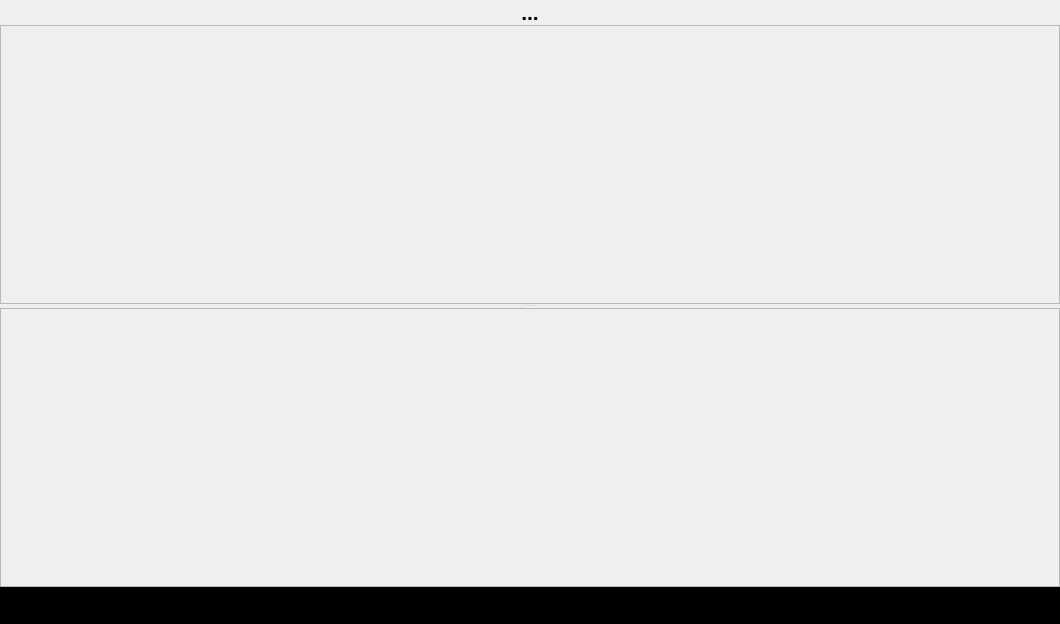
Before: the Qt Designer form hbqtwidgets/loggraphics.ui in FiveTechSoft/qtcontribs, drawn with Qt 5.
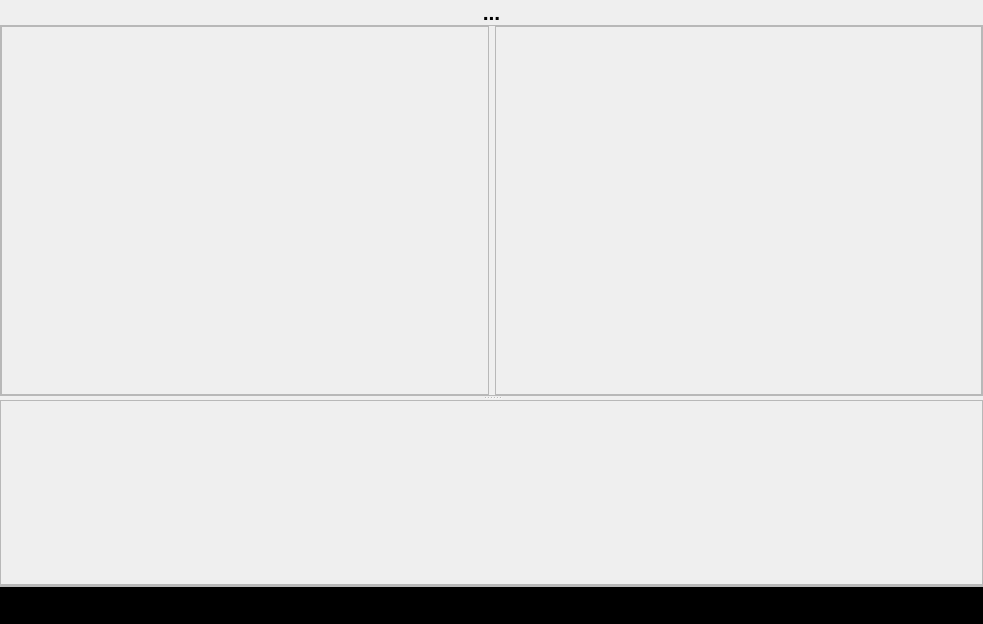
After: the same form once the commit is applied.

Patch:
```diff
--- a/hbqtwidgets/loggraphics.ui
+++ b/hbqtwidgets/loggraphics.ui
@@ -6,14 +6,14 @@
    <rect>
     <x>0</x>
     <y>0</y>
-    <width>1060</width>
+    <width>983</width>
     <height>624</height>
    </rect>
   </property>
   <property name="windowTitle">
    <string>Graphics</string>
   </property>
-  <layout class="QVBoxLayout" name="verticalLayout">
+  <layout class="QVBoxLayout" name="verticalLayout" stretch="0,0,0,0,0,0">
    <property name="spacing">
     <number>0</number>
    </property>
@@ -89,7 +89,7 @@
           <property name="frameShadow">
            <enum>QFrame::Raised</enum>
           </property>
-          <layout class="QHBoxLayout" name="hLayDesc">
+          <layout class="QHBoxLayout" name="hLayDesc1" stretch="0,0">
            <property name="leftMargin">
             <number>0</number>
            </property>
@@ -102,6 +102,63 @@
            <property name="bottomMargin">
             <number>0</number>
            </property>
+           <item>
+            <widget class="QFrame" name="frameDesc">
+             <property name="frameShape">
+              <enum>QFrame::StyledPanel</enum>
+             </property>
+             <property name="frameShadow">
+              <enum>QFrame::Raised</enum>
+             </property>
+             <layout class="QVBoxLayout" name="hLayDesc">
+              <property name="leftMargin">
+               <number>0</number>
+              </property>
+              <property name="topMargin">
+               <number>0</number>
+              </property>
+              <property name="rightMargin">
+               <number>0</number>
+              </property>
+              <property name="bottomMargin">
+               <number>0</number>
+              </property>
+             </layout>
+            </widget>
+           </item>
+           <item>
+            <widget class="QFrame" name="frameMonthlyDesc">
+             <property name="frameShape">
+              <enum>QFrame::StyledPanel</enum>
+             </property>
+             <property name="frameShadow">
+              <enum>QFrame::Raised</enum>
+             </property>
+             <layout class="QVBoxLayout" name="verticalLayout_4" stretch="0,1">
+              <property name="spacing">
+               <number>0</number>
+              </property>
+              <property name="leftMargin">
+               <number>0</number>
+              </property>
+              <property name="topMargin">
+               <number>0</number>
+              </property>
+              <property name="rightMargin">
+               <number>0</number>
+              </property>
+              <property name="bottomMargin">
+               <number>0</number>
+              </property>
+              <item>
+               <layout class="QHBoxLayout" name="hLayMonthlyDesc" stretch=""/>
+              </item>
+              <item>
+               <layout class="QVBoxLayout" name="vLayMonthlyDesc"/>
+              </item>
+             </layout>
+            </widget>
+           </item>
           </layout>
          </widget>
          <widget class="QFrame" name="frameHourly">
@@ -138,6 +195,38 @@
      <property name="bottomMargin">
       <number>0</number>
      </property>
+    </layout>
+   </item>
+   <item>
+    <widget class="QFrame" name="frameMonthlyNumbers">
+     <property name="maximumSize">
+      <size>
+       <width>16777215</width>
+       <height>145</height>
+      </size>
+     </property>
+     <property name="frameShape">
+      <enum>QFrame::StyledPanel</enum>
+     </property>
+     <property name="frameShadow">
+      <enum>QFrame::Raised</enum>
+     </property>
+     <layout class="QHBoxLayout" name="hLayMonthlyNumbers">
+      <property name="leftMargin">
+       <number>0</number>
+      </property>
+      <property name="topMargin">
+       <number>0</number>
+      </property>
+      <property name="rightMargin">
+       <number>0</number>
+      </property>
+      <property name="bottomMargin">
+       <number>0</number>
+      </property>
+     </layout>
+    </widget>
+   </item>
      <item>
       <widget class="QLabel" name="labelErrors">
        <property name="font">
@@ -157,11 +246,12 @@
        <property name="alignment">
         <set>Qt::AlignCenter</set>
        </property>
+     <property name="wordWrap">
+      <bool>true</bool>
+     </property>
       </widget>
      </item>
     </layout>
-   </item>
-  </layout>
  </widget>
  <resources/>
  <connections/>
```
Left out of the diff: 4 changed lines with no effect on the pictures. Lines whose indentation alone changed are shown as unchanged.
